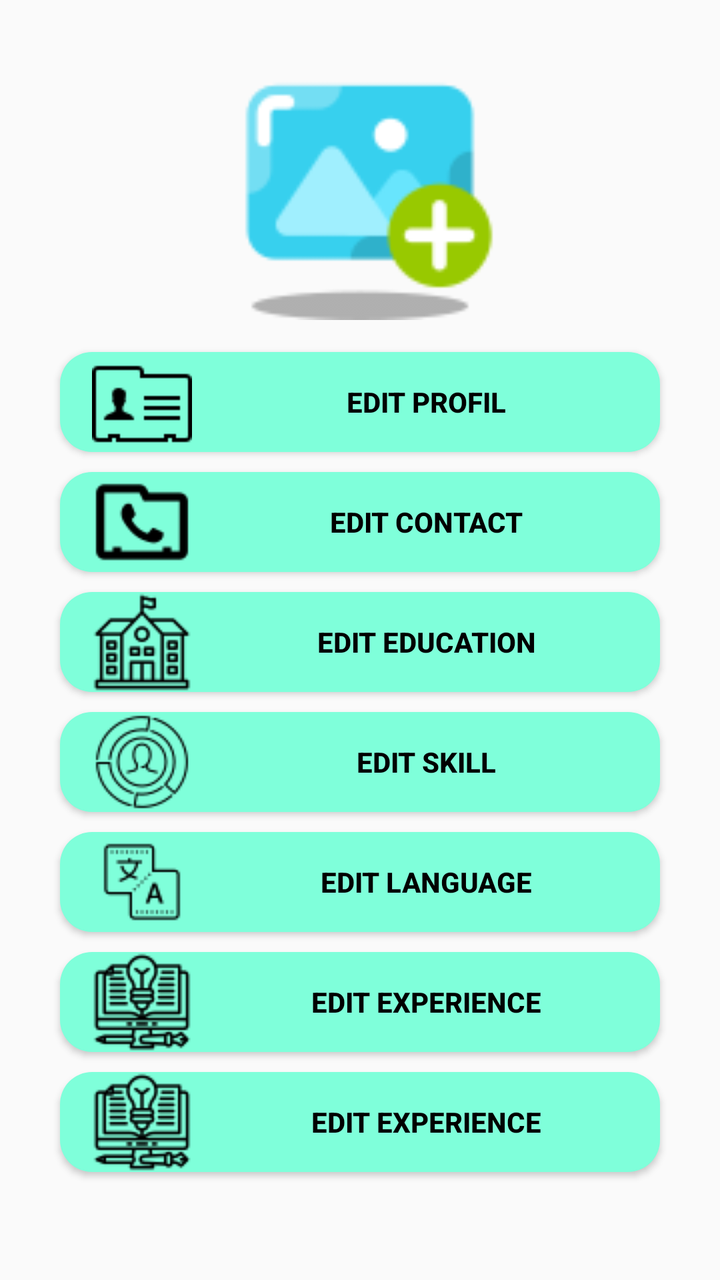
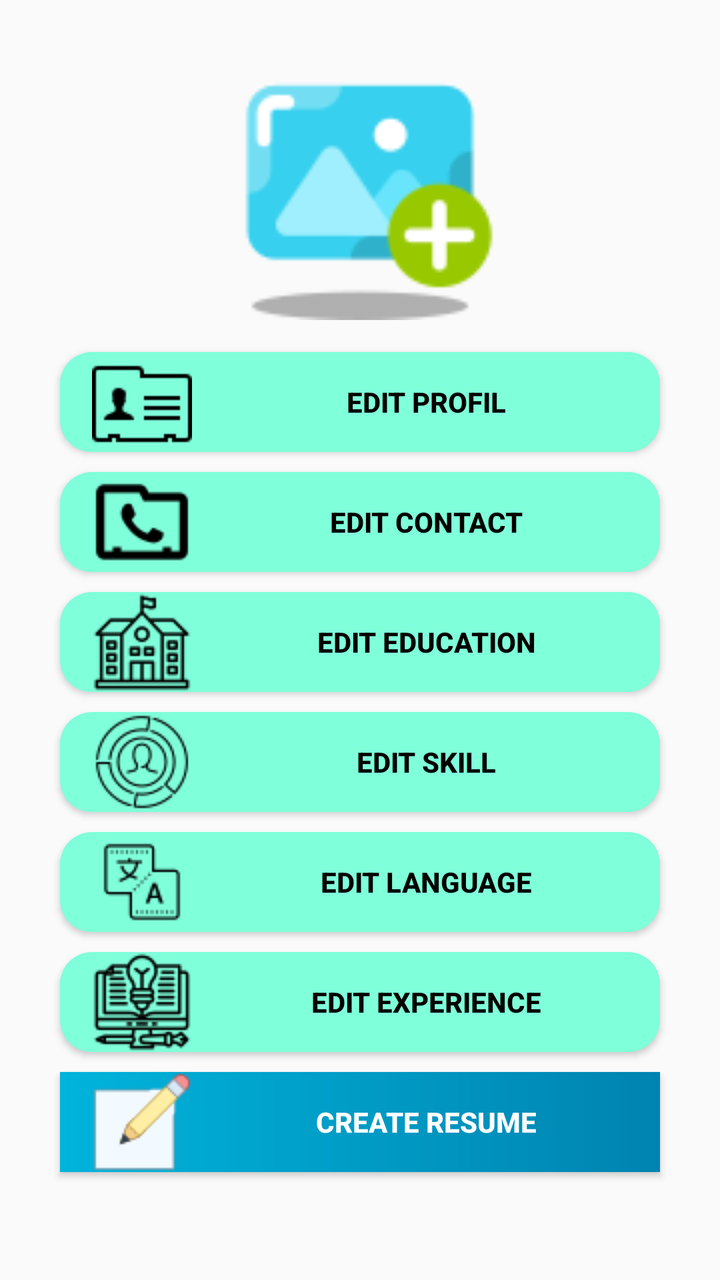

Two renders of the same Android screen: before a commit and after it. Below are the layout's source before the change and the commit's diff.
<!-- AndroidManifest.xml: activity theme Theme.Design.Light -->
<!-- res/layout/activity_data_user.xml -->
<?xml version="1.0" encoding="utf-8"?>
<androidx.constraintlayout.widget.ConstraintLayout xmlns:android="http://schemas.android.com/apk/res/android"
    xmlns:app="http://schemas.android.com/apk/res-auto"
    xmlns:tools="http://schemas.android.com/tools"
    android:layout_width="match_parent"
    android:layout_height="match_parent"
    tools:context=".DataUserActivity">

    <include
        android:id="@+id/include"
        layout="@layout/admob_smartbanner"
        app:layout_constraintLeft_toLeftOf="parent"
        app:layout_constraintRight_toRightOf="parent"/>


    <ImageView
        android:id="@+id/data_img_user"
        android:layout_width="150dp"
        android:layout_height="150dp"
        android:layout_marginTop="10dp"
        android:src="@drawable/img_user"
        app:layout_constraintLeft_toLeftOf="parent"
        app:layout_constraintRight_toRightOf="parent"
        app:layout_constraintTop_toBottomOf="@+id/include"
        tools:ignore="MissingConstraints" />

    <Button
        android:id="@+id/edit_profil"
        android:layout_width="300dp"
        android:layout_height="50dp"
        android:background="@drawable/button_round_datauser"
        android:text="@string/edit_profil"
        android:textColor="@color/black"
        android:textStyle="bold"
        tools:ignore="MissingConstraints"
        app:layout_constraintLeft_toLeftOf="parent"
        app:layout_constraintRight_toRightOf="parent"
        android:drawableLeft= "@drawable/icon_profil"
        app:layout_constraintTop_toBottomOf="@+id/data_img_user"
        android:layout_margin="16dp"
        android:paddingLeft="16dp"
        />
    <Button
        android:id="@+id/edit_kontak"
        android:layout_width="300dp"
        android:layout_height="50dp"
        android:background="@drawable/button_round_datauser"
        android:text="@string/edit_contact"
        android:textColor="@color/black"
        android:textStyle="bold"
        tools:ignore="MissingConstraints"
        app:layout_constraintLeft_toLeftOf="parent"
        app:layout_constraintRight_toRightOf="parent"
        android:drawableLeft= "@drawable/icon_contact"
        app:layout_constraintTop_toBottomOf="@+id/edit_profil"
        android:layout_margin="10dp"
        android:paddingLeft="16dp"
        />
    <Button
        android:id="@+id/edit_pendidikan"
        android:layout_width="300dp"
        android:layout_height="50dp"
        android:background="@drawable/button_round_datauser"
        android:text="@string/edit_education"
        android:textColor="@color/black"
        android:textStyle="bold"
        tools:ignore="MissingConstraints"
        app:layout_constraintLeft_toLeftOf="parent"
        app:layout_constraintRight_toRightOf="parent"
        android:drawableLeft= "@drawable/icon_pendidikan"
        app:layout_constraintTop_toBottomOf="@+id/edit_kontak"
        android:layout_margin="10dp"
        android:paddingLeft="16dp"
        />
    <Button
        android:id="@+id/edit_skill"
        android:layout_width="300dp"
        android:layout_height="50dp"
        android:background="@drawable/button_round_datauser"
        android:text="@string/edit_skill"
        android:textColor="@color/black"
        android:textStyle="bold"
        tools:ignore="MissingConstraints"
        app:layout_constraintLeft_toLeftOf="parent"
        app:layout_constraintRight_toRightOf="parent"
        android:drawableLeft= "@drawable/icon_skills"
        app:layout_constraintTop_toBottomOf="@+id/edit_pendidikan"
        android:layout_margin="10dp"
        android:paddingLeft="16dp"
        />
    <Button
        android:id="@+id/edit_bahasa"
        android:layout_width="300dp"
        android:layout_height="50dp"
        android:background="@drawable/button_round_datauser"
        android:text="@string/edit_language"
        android:textColor="@color/black"
        android:textStyle="bold"
        tools:ignore="MissingConstraints"
        app:layout_constraintLeft_toLeftOf="parent"
        app:layout_constraintRight_toRightOf="parent"
        android:drawableLeft= "@drawable/icon_bahasa"
        app:layout_constraintTop_toBottomOf="@+id/edit_skill"
        android:layout_margin="10dp"
        android:paddingLeft="16dp"

        />
    <Button
        android:id="@+id/edit_pengalaman"
        android:layout_width="300dp"
        android:layout_height="50dp"
        android:background="@drawable/button_round_datauser"
        android:text="@string/edit_experience"
        android:textColor="@color/black"
        android:textStyle="bold"
        tools:ignore="MissingConstraints"
        app:layout_constraintLeft_toLeftOf="parent"
        app:layout_constraintRight_toRightOf="parent"
        android:drawableLeft= "@drawable/icon_pengalaman"
        app:layout_constraintTop_toBottomOf="@+id/edit_bahasa"
        android:layout_margin="10dp"
        android:paddingLeft="16dp"
        />
    <Button
        android:id="@+id/create_cv2"
        android:layout_width="300dp"
        android:layout_height="50dp"
        android:background="@drawable/button_round_datauser"
        android:text="@string/edit_experience"
        android:textColor="@color/black"
        android:textStyle="bold"
        tools:ignore="MissingConstraints"
        app:layout_constraintLeft_toLeftOf="parent"
        app:layout_constraintRight_toRightOf="parent"
        android:drawableLeft= "@drawable/icon_pengalaman"
        app:layout_constraintTop_toBottomOf="@+id/edit_pengalaman"
        android:layout_margin="10dp"
        android:paddingLeft="16dp"
        />


</androidx.constraintlayout.widget.ConstraintLayout>
<!-- res/layout/admob_smartbanner.xml (included above) -->
<?xml version="1.0" encoding="utf-8"?>
<FrameLayout xmlns:android="http://schemas.android.com/apk/res/android"
    xmlns:app="http://schemas.android.com/apk/res-auto"
    android:layout_width="match_parent"
    android:layout_height="wrap_content"
    android:orientation="horizontal"
    >

    <FrameLayout
        android:id="@+id/adView"
        android:layout_width="match_parent"
        android:layout_height="wrap_content"
        android:orientation="horizontal"
        />

</FrameLayout>
<!-- resources referenced by this layout -->
<resources>
  <color name="black">#000000</color>
  <!-- drawable button_round_datauser (drawable) -->
  <?xml version="1.0" encoding="utf-8" ?>
  <selector xmlns:android="http://schemas.android.com/apk/res/android">
      <item android:state_pressed="false" >
          <shape>
              <solid
                  android:color="#7FFFDA" />
              <stroke
                  android:width="0px"
                  android:color="#45a9da" />
              <corners android:radius="16dp" />
          </shape>
      </item>
      <item android:state_pressed="true" >
          <shape>
              <solid
                  android:color="#ba78e7" />
              <stroke
                  android:width="0px"
                  android:color="#ad60e1" />
              <corners android:radius="16dp" />
          </shape>
      </item>
  </selector>
  <!-- drawable icon_bahasa: png bitmap (drawable-v24, 695 bytes) -->
  <!-- drawable icon_contact: png bitmap (drawable-v24, 636 bytes) -->
  <!-- drawable icon_pendidikan: png bitmap (drawable-v24, 1137 bytes) -->
  <!-- drawable icon_pengalaman: png bitmap (drawable-v24, 1554 bytes) -->
  <!-- drawable icon_profil: png bitmap (drawable-v24, 436 bytes) -->
  <!-- drawable icon_skills: png bitmap (drawable-v24, 1814 bytes) -->
  <!-- drawable img_user: png bitmap (drawable-v24, 2662 bytes) -->
  <string name="edit_contact">Edit Contact</string>
  <string name="edit_education">Edit Education</string>
  <string name="edit_experience">Edit Experience</string>
  <string name="edit_language">Edit Language</string>
  <string name="edit_profil">Edit Profil</string>
  <string name="edit_skill">Edit Skill</string>
</resources>

<!-- the commit's change to res/layout/activity_data_user.xml (unified diff, before → after) -->
@@ -125,17 +125,18 @@
         android:id="@+id/create_cv2"
         android:layout_width="300dp"
         android:layout_height="50dp"
-        android:background="@drawable/button_round_datauser"
-        android:text="@string/edit_experience"
-        android:textColor="@color/black"
+        android:background="@drawable/background1_cardview"
+        android:text="@string/create_cv"
+        android:textColor="@color/white"
         android:textStyle="bold"
         tools:ignore="MissingConstraints"
         app:layout_constraintLeft_toLeftOf="parent"
         app:layout_constraintRight_toRightOf="parent"
-        android:drawableLeft= "@drawable/icon_pengalaman"
+        android:drawableLeft= "@drawable/create_cv2"
         app:layout_constraintTop_toBottomOf="@+id/edit_pengalaman"
         android:layout_margin="10dp"
         android:paddingLeft="16dp"
+
         />
 
 
<!-- resource entries referenced after the edit -->
@@ -1,6 +1,14 @@
 <!-- resources referenced by this layout -->
 <resources>
   <color name="black">#000000</color>
+  <color name="white">#FFFFFF</color>
+  <!-- drawable background1_cardview (drawable) -->
+  <?xml version="1.0" encoding="utf-8"?>
+  <shape xmlns:android="http://schemas.android.com/apk/res/android">
+      <gradient android:startColor="#00B4DB"
+  
+      android:endColor="#0083B0"/>
+  </shape>
   <!-- drawable button_round_datauser (drawable) -->
   <?xml version="1.0" encoding="utf-8" ?>
   <selector xmlns:android="http://schemas.android.com/apk/res/android">
@@ -25,6 +33,7 @@
           </shape>
       </item>
   </selector>
+  <!-- drawable create_cv2: png bitmap (drawable, 1020 bytes) -->
   <!-- drawable icon_bahasa: png bitmap (drawable-v24, 695 bytes) -->
   <!-- drawable icon_contact: png bitmap (drawable-v24, 636 bytes) -->
   <!-- drawable icon_pendidikan: png bitmap (drawable-v24, 1137 bytes) -->
@@ -32,6 +41,7 @@
   <!-- drawable icon_profil: png bitmap (drawable-v24, 436 bytes) -->
   <!-- drawable icon_skills: png bitmap (drawable-v24, 1814 bytes) -->
   <!-- drawable img_user: png bitmap (drawable-v24, 2662 bytes) -->
+  <string name="create_cv">Create Resume</string>
   <string name="edit_contact">Edit Contact</string>
   <string name="edit_education">Edit Education</string>
   <string name="edit_experience">Edit Experience</string>
